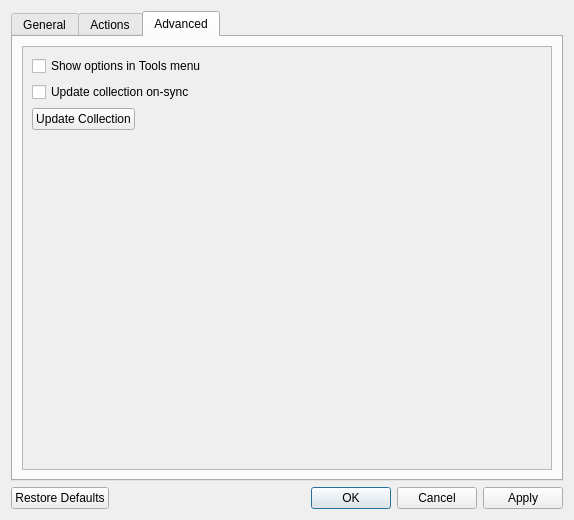
Before: the Qt Designer form res/ui/options_dialog.ui in iamjustkoi/LeechToolkit, drawn with Qt 5.
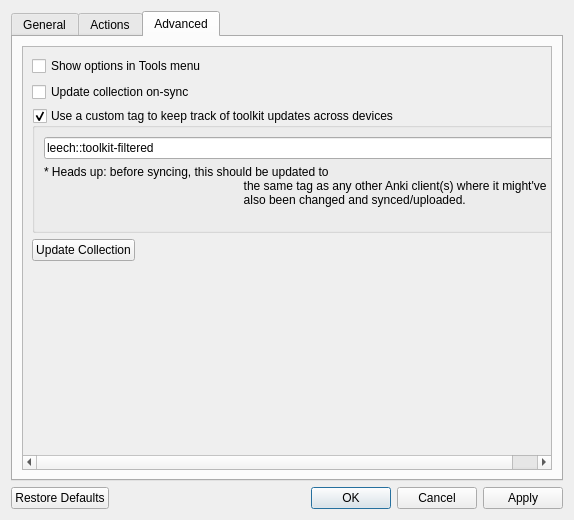
After: the same form once the commit is applied.

What changed in the file:
```diff
--- a/res/ui/options_dialog.ui
+++ b/res/ui/options_dialog.ui
@@ -259,7 +259,7 @@
                                     <x>0</x>
                                     <y>0</y>
                                     <width>530</width>
-                                    <height>87</height>
+                                    <height>191</height>
                                 </rect>
                             </property>
                             <property name="sizePolicy">
@@ -292,7 +292,45 @@
                                     </widget>
                                 </item>
                                 <item>
-                                    <widget class="QPushButton" name="pushButton">
+                                    <widget class="QGroupBox" name="syncTagCheckbox">
+                                        <property name="toolTip">
+                                            <string>Keeps track of leech/unleech actions across devices using a custom
+                                                tag that gets added to any filtered leeches.
+                                            </string>
+                                        </property>
+                                        <property name="title">
+                                            <string>Use a custom tag to keep track of toolkit updates across devices
+                                            </string>
+                                        </property>
+                                        <property name="checkable">
+                                            <bool>true</bool>
+                                        </property>
+                                        <layout class="QVBoxLayout" name="verticalLayout_7">
+                                            <item>
+                                                <widget class="QLineEdit" name="syncTagLineEdit">
+                                                    <property name="text">
+                                                        <string>leech::toolkit-filtered</string>
+                                                    </property>
+                                                </widget>
+                                            </item>
+                                            <item>
+                                                <widget class="QLabel" name="label">
+                                                    <property name="text">
+                                                        <string>* Heads up: before syncing, this should be updated to
+                                                            the same tag as any other Anki client(s) where it might've
+                                                            also been changed and synced/uploaded.
+                                                        </string>
+                                                    </property>
+                                                    <property name="wordWrap">
+                                                        <bool>true</bool>
+                                                    </property>
+                                                </widget>
+                                            </item>
+                                        </layout>
+                                    </widget>
+                                </item>
+                                <item>
+                                    <widget class="QPushButton" name="syncUpdateButton">
                                         <property name="sizePolicy">
                                             <sizepolicy hsizetype="Maximum" vsizetype="Fixed">
                                                 <horstretch>0</horstretch>
```
Lines whose indentation alone changed are shown as unchanged.
